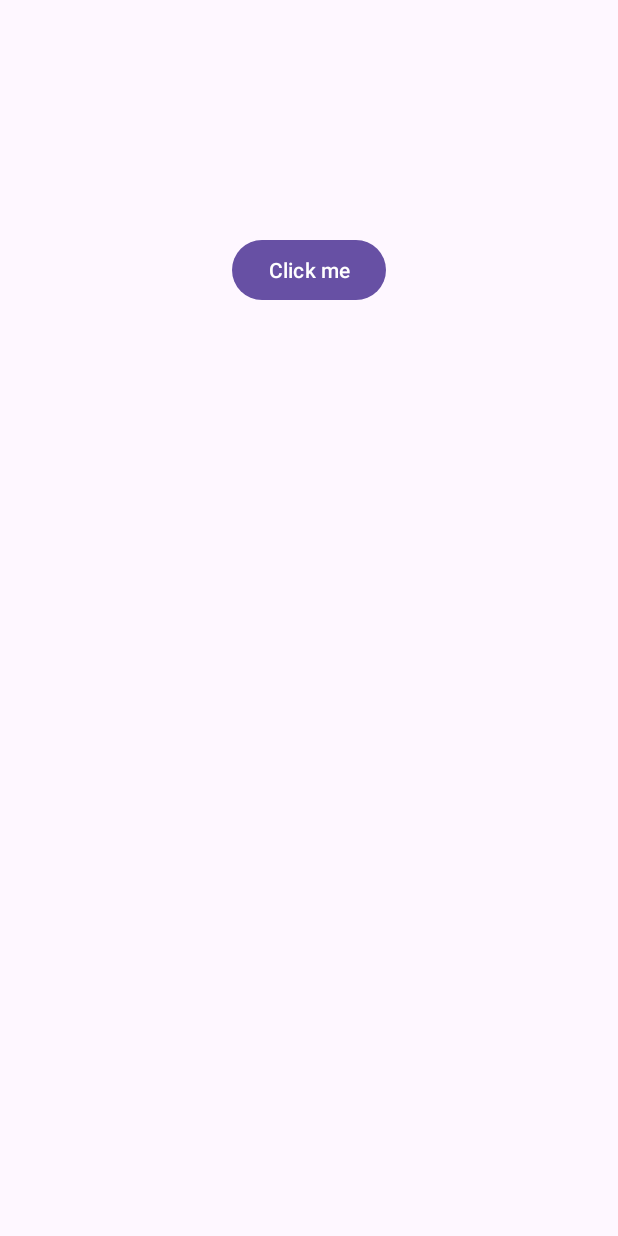
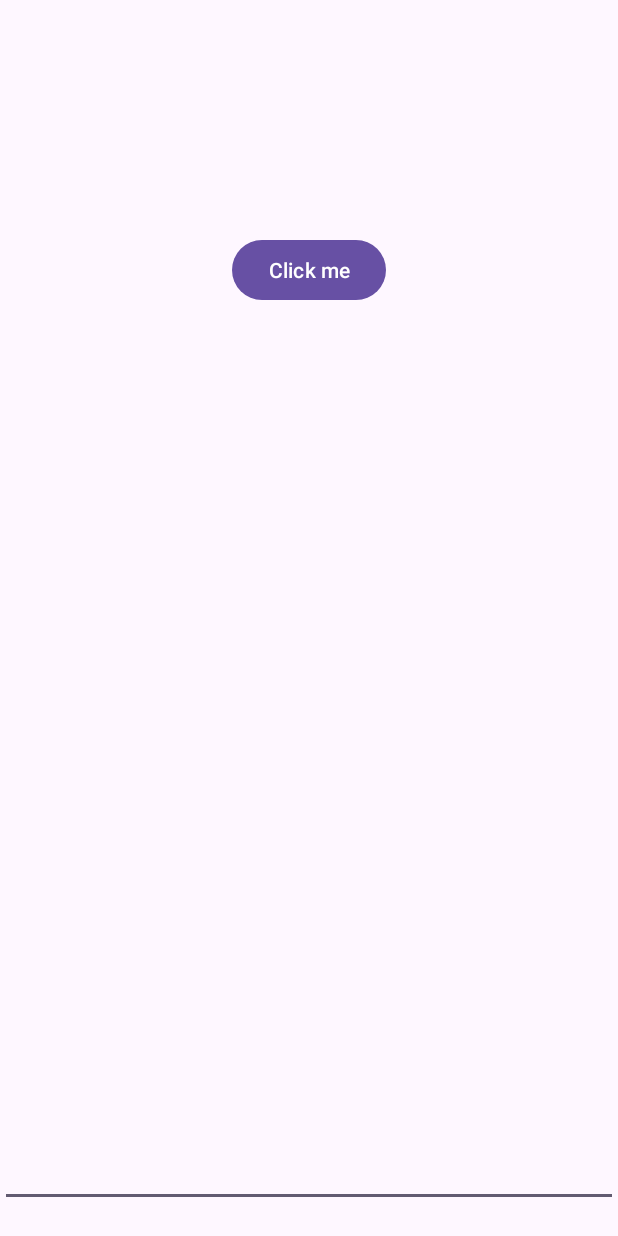
Before and after one commit to nayanjain123/Android-Practice, an Android app: the layout activity_main.xml on its own in the app's theme, with its tools: preview values and no code run, on a phone screen of 412 x 824 dp. Run offline under Robolectric (Android 15) with nearby library versions, the phone set to English and light mode, and no system bars.

Commit message:
Learnt data binding concept - two way data binding

```diff
--- a/DataBindingApp/app/src/main/java/com/nayan/databindingapp/Person.java
+++ b/DataBindingApp/app/src/main/java/com/nayan/databindingapp/Person.java
@@ -1,6 +1,9 @@
 package com.nayan.databindingapp;
 
-public class Person {
+import androidx.databinding.BaseObservable;
+import androidx.databinding.Bindable;
+
+public class Person extends BaseObservable {
     String name;
     String email;
 
@@ -9,12 +12,15 @@ public class Person {
         this.email = email;
     }
 
+    @Bindable
     public String getName() {
         return name;
     }
 
     public void setName(String name) {
         this.name = name;
+        notifyPropertyChanged(BR.name);
+
     }
 
     public String getEmail() {
@@ -27,4 +33,6 @@ public class Person {
 
     public Person() {
     }
+
+
 }
--- a/DataBindingApp/app/src/main/res/layout/activity_main.xml
+++ b/DataBindingApp/app/src/main/res/layout/activity_main.xml
@@ -32,15 +32,40 @@
 
         <Button
             android:id="@+id/button"
-            android:onClick="@{clickHandler::onButton1Clicked}"
             android:layout_width="wrap_content"
             android:layout_height="wrap_content"
             android:layout_marginTop="156dp"
+            android:onClick="@{clickHandler::onButton1Clicked}"
             android:text="Click me"
             app:layout_constraintEnd_toEndOf="parent"
             app:layout_constraintStart_toStartOf="parent"
             app:layout_constraintTop_toTopOf="parent" />
 
+        <TextView
+            android:id="@+id/textView2"
+            android:layout_width="0dp"
+            android:layout_height="wrap_content"
+            android:layout_marginTop="576dp"
+            android:text="@{person.name}"
+            android:textSize="32sp"
+            app:layout_constraintEnd_toEndOf="parent"
+            app:layout_constraintHorizontal_bias="1.0"
+            app:layout_constraintStart_toStartOf="parent"
+            app:layout_constraintTop_toTopOf="parent" />
+
+        <EditText
+            android:text="@={person.name}"
+            android:id="@+id/editText"
+            android:layout_width="0dp"
+            android:layout_height="wrap_content"
+            android:textSize="32sp"
+            app:layout_constraintBottom_toBottomOf="parent"
+            app:layout_constraintEnd_toEndOf="parent"
+            app:layout_constraintHorizontal_bias="0.0"
+            app:layout_constraintStart_toStartOf="parent"
+            app:layout_constraintTop_toTopOf="@+id/textView2"
+            app:layout_constraintVertical_bias="0.896" />
+
 
     </androidx.constraintlayout.widget.ConstraintLayout>
 </layout>
```
